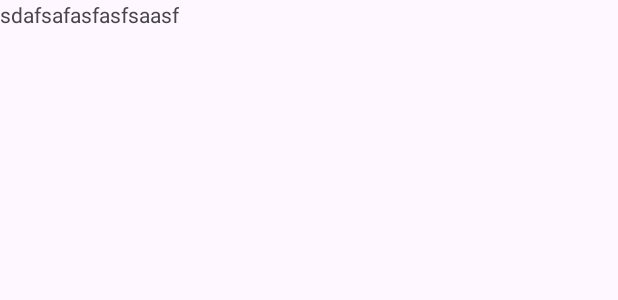
After one commit to JesusAP346/Proyecto_IOT, an Android app: the layout activity_maps.xml on its own in the app's theme, with its tools: preview values and no code run, on a phone screen of 412 x 824 dp. The commit adds this screen. Shown: the top 300 px of the screen. Run offline under Robolectric (Android 15) with nearby library versions, the phone set to English and light mode, and no system bars.

Commit message:
new activity aceptar solicitud

```diff
--- a/app/src/main/AndroidManifest.xml
+++ b/app/src/main/AndroidManifest.xml
@@ -2,7 +2,7 @@
 <manifest xmlns:android="http://schemas.android.com/apk/res/android"
     xmlns:tools="http://schemas.android.com/tools">
 
-    <uses-permission android:name="android.permission.INTERNET"/>
+    <uses-permission android:name="android.permission.INTERNET" />
 
     <application
         android:allowBackup="true"
@@ -15,6 +15,9 @@
         android:theme="@style/Theme.PROYECTO_IOT"
         tools:targetApi="31">
         <activity
+            android:name=".MapsActivity"
+            android:exported="false" />
+        <activity
             android:name=".MainActivity"
             android:exported="true">
             <intent-filter>
--- a/app/src/main/java/com/example/proyecto_iot/taxista/SolicitudesFragment.java
+++ b/app/src/main/java/com/example/proyecto_iot/taxista/SolicitudesFragment.java
@@ -93,8 +93,8 @@
         carousel.setData(list);
 
 
-        View card = view.findViewById(R.id.card1); // o el ID que uses realmente
-        card.setOnClickListener(new View.OnClickListener() {
+        View card1 = view.findViewById(R.id.card1); // o el ID que uses realmente
+        card1.setOnClickListener(new View.OnClickListener() {
             @Override
             public void onClick(View v) {
                 getParentFragmentManager()
--- /dev/null
+++ b/app/src/main/res/layout/activity_maps.xml
@@ -0,0 +1,18 @@
+<?xml version="1.0" encoding="utf-8"?>
+<androidx.constraintlayout.widget.ConstraintLayout xmlns:android="http://schemas.android.com/apk/res/android"
+    xmlns:app="http://schemas.android.com/apk/res-auto"
+    xmlns:tools="http://schemas.android.com/tools"
+    android:id="@+id/main"
+    android:layout_width="match_parent"
+    android:layout_height="match_parent"
+    tools:context=".MapsActivity">
+
+
+    <TextView
+        android:id="@+id/textView"
+        android:layout_width="wrap_content"
+        android:layout_height="wrap_content"
+        android:text="sdafsafasfasfsaasf" />
+
+
+</androidx.constraintlayout.widget.ConstraintLayout>
--- a/app/src/main/res/layout/item_solicitud.xml
+++ b/app/src/main/res/layout/item_solicitud.xml
@@ -156,6 +156,7 @@
 
             <Button
                 android:id="@+id/btnAceptar"
+                android:onClick="abrirMapa"
                 android:layout_width="0dp"
                 android:layout_height="wrap_content"
                 android:layout_weight="1"
```
Also changed, not shown: app/src/main/java/com/example/proyecto_iot/MapsActivity.java (added, +24 -0 lines), app/src/main/java/com/example/proyecto_iot/taxista/SolicitudAdapter.java (+12 -2 lines), app/src/main/java/com/example/proyecto_iot/taxista/SolicitudesHotelFragment.java (+23 -0 lines).
